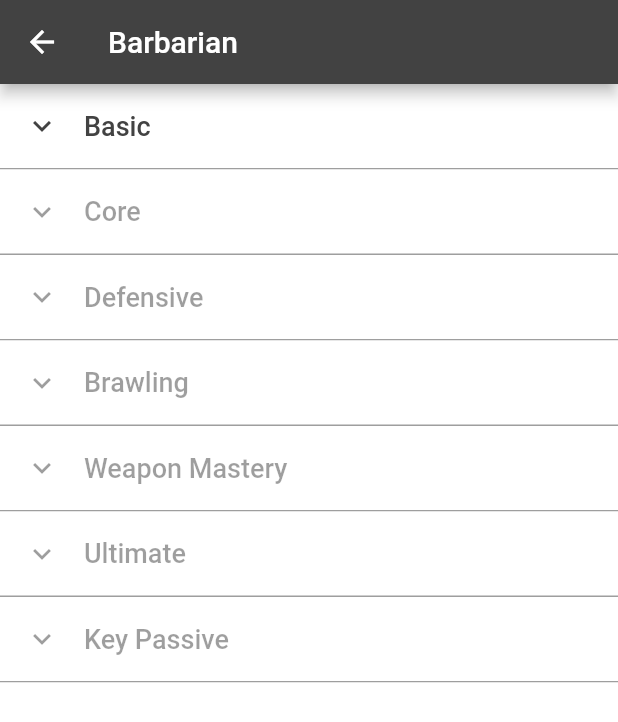
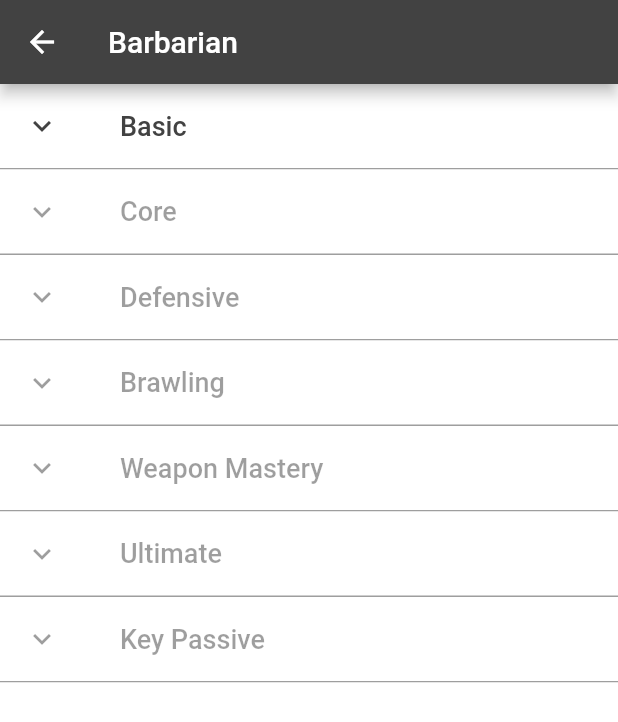
Before and after one commit to victorwallsten/d4_utils, a Flutter app: the screen it shows after launch, after a tap on "Skill Calculator", after a tap on "Barbarian", on a phone screen of 412 x 824 dp. Shown: the top 722 px of the screen. Run offline on Flutter 3.47's test engine with Material 2 defaults, Android fonts, the phone set to English and light mode, and no system bars.

Commit message:
Fix text wrap

```diff
--- a/lib/main.dart
+++ b/lib/main.dart
@@ -27,7 +27,6 @@
         ),
         textButtonTheme: TextButtonThemeData(
           style: TextButton.styleFrom(
-            padding: const EdgeInsets.symmetric(horizontal: 16.0),
             alignment: Alignment.centerLeft,
           ),
         ),
--- a/lib/src/pages/home_page.dart
+++ b/lib/src/pages/home_page.dart
@@ -30,24 +30,9 @@
                 bottom: BorderSide(color: Theme.of(context).disabledColor)),
             collapsedShape: Border(
                 bottom: BorderSide(color: Theme.of(context).disabledColor)),
-            title: const Icon(null),
-            onExpansionChanged: (value) {
-              setState(() {
-                _isExpanded = value;
-              });
-            },
-            leading: Row(
-              mainAxisSize: MainAxisSize.min,
-              children: [
-                AnimatedRotation(
-                  turns: _isExpanded ? -0.25 : 0,
-                  duration: const Duration(milliseconds: 200),
-                  child: Icon(
-                    Icons.expand_more,
-                    color: Theme.of(context).primaryColor,
-                  ),
-                ),
-                TextButton(
+            title: Align(
+              alignment: Alignment.centerLeft,
+              child: TextButton(
                 onPressed: null,
                 child: Text(
                   'Skill Calculator',
@@ -57,7 +42,19 @@
                   ),
                 ),
               ),
-              ],
+            ),
+            onExpansionChanged: (value) {
+              setState(() {
+                _isExpanded = value;
+              });
+            },
+            leading: AnimatedRotation(
+              turns: _isExpanded ? -0.25 : 0,
+              duration: const Duration(milliseconds: 200),
+              child: Icon(
+                Icons.expand_more,
+                color: Theme.of(context).primaryColor,
+              ),
             ),
             trailing: const Icon(null),
             children: [
@@ -85,11 +82,9 @@
                 .map(
                   (e) => ListTile(
                     onTap: () => Navigator.pushNamed(context, e.$2),
-                    leading: Row(
-                      mainAxisSize: MainAxisSize.min,
-                      children: [
-                        const Icon(null),
-                        TextButton(
+                    title: Align(
+                      alignment: Alignment.centerLeft,
+                      child: TextButton(
                         onPressed: null,
                         child: Text(
                           e.$1,
@@ -99,8 +94,8 @@
                           ),
                         ),
                       ),
-                      ],
                     ),
+                    leading: const Icon(null),
                     trailing: Icon(
                       Icons.arrow_forward_rounded,
                       color: Theme.of(context).primaryColor,
--- a/lib/src/widgets/cluster_widget.dart
+++ b/lib/src/widgets/cluster_widget.dart
@@ -41,25 +41,9 @@
         collapsedShape: Border(
           bottom: BorderSide(color: Theme.of(context).disabledColor),
         ),
-        title: const Icon(null),
-        onExpansionChanged: (value) {
-          setState(() {
-            _isExpanded = value;
-          });
-        },
-        leading: Row(
-          mainAxisSize: MainAxisSize.min,
-          children: [
-            AnimatedRotation(
-              turns: _isExpanded ? -0.25 : 0,
-              duration: const Duration(milliseconds: 200),
-              child: Icon(
-                Icons.expand_more,
-                size: 24.0,
-                color: _foregroundColor,
-              ),
-            ),
-            TextButton(
+        title: Align(
+          alignment: Alignment.centerLeft,
+          child: TextButton(
             onPressed: null,
             child: Text(
               EnumUtils.enumToNameWithSpaces(
@@ -71,7 +55,20 @@
               ),
             ),
           ),
-          ],
+        ),
+        onExpansionChanged: (value) {
+          setState(() {
+            _isExpanded = value;
+          });
+        },
+        leading: AnimatedRotation(
+          turns: _isExpanded ? -0.25 : 0,
+          duration: const Duration(milliseconds: 200),
+          child: Icon(
+            Icons.expand_more,
+            size: 24.0,
+            color: _foregroundColor,
+          ),
         ),
         trailing: const Icon(null),
         children: widget.skillTree.children
--- a/pubspec.yaml
+++ b/pubspec.yaml
@@ -1,7 +1,7 @@
 name: d4_utils
 description: Utilities for D4
 publish_to: 'none'
-version: 0.1.0
+version: 0.1.1
 
 environment:
   sdk: '>=3.0.0'
```
Also changed, not shown: lib/src/widgets/skill_widget.dart (+13 -15 lines). Lines whose indentation alone changed are shown as unchanged.
